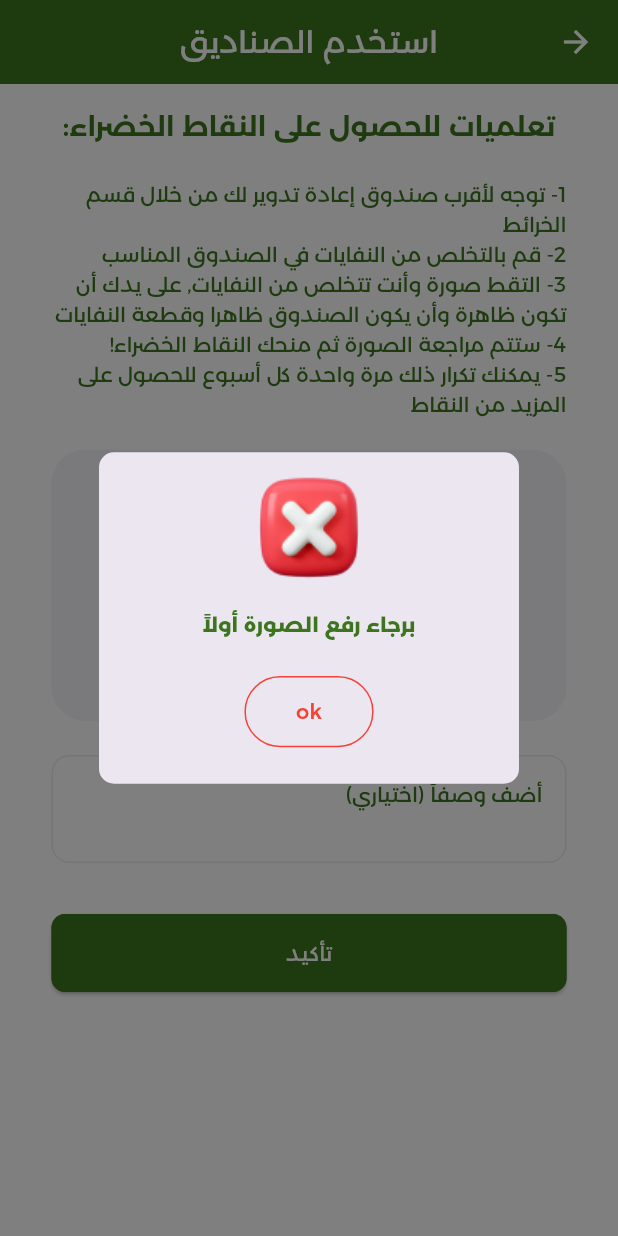
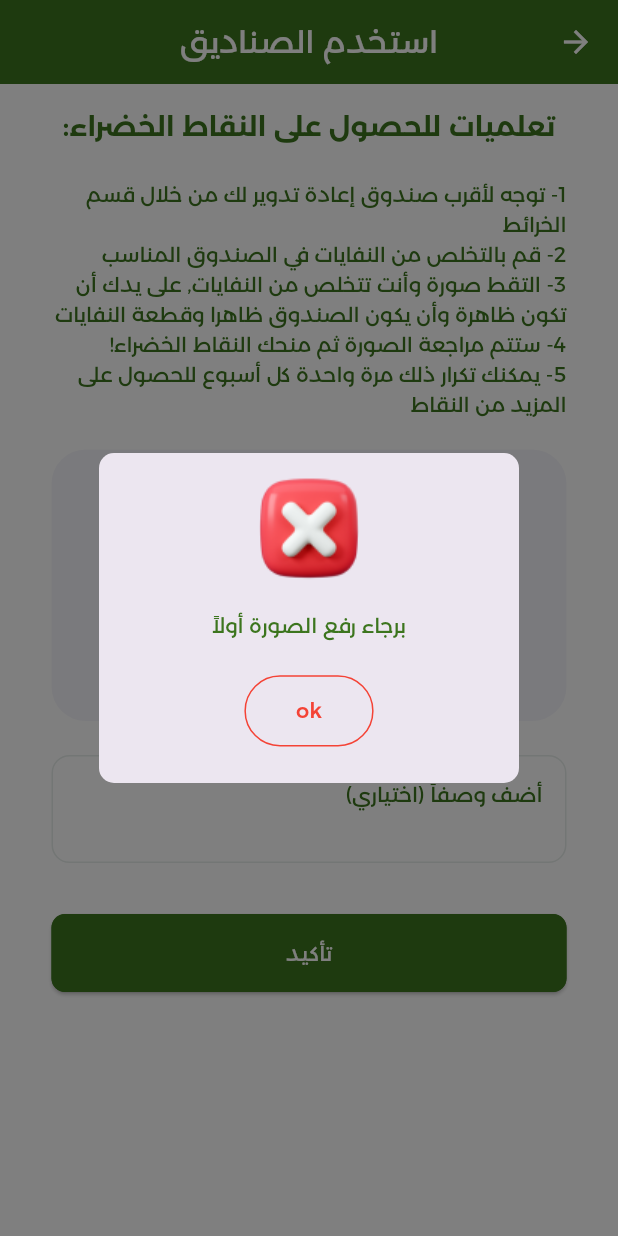
Before and after one commit to ahmed-tarek-salem/green_cycle, a Flutter app: the ActionScreen screen opened by its route, after a tap on "تأكيد", on a phone screen of 412 x 824 dp. Run offline on Flutter 3.47's test engine with Material 3 defaults, Android fonts, the phone set to English and light mode, and no system bars; our stand-ins replace cached_network_image, curved_navigation_bar, dio, flutter_screenutil, flutter_smart_dialog, flutter_spinkit and 6 more; accounts and stored records are empty; network calls fail; project files that could hold a hidden picture were left out.

```diff
--- a/lib/utilities/mixins/overlay_mixin.dart
+++ b/lib/utilities/mixins/overlay_mixin.dart
@@ -56,7 +56,7 @@ mixin OverlyaysMixin on GetxController {
                 ),
                 Text(
                   message,
-                  style: Theme.of(context).textTheme.bodyText1,
+                  style: Theme.of(context).textTheme.bodyMedium,
                   textAlign: TextAlign.center,
                   maxLines: 5,
                   overflow: TextOverflow.ellipsis,
```
Also changed, not shown: lib/modules/home_layout/home_layout_screen.dart (+4 -6 lines), lib/modules/tabs/locations/locations_tab.dart (+7 -1 lines), pubspec.yaml (+7 -6 lines), pubspec.lock, 25 other files.
